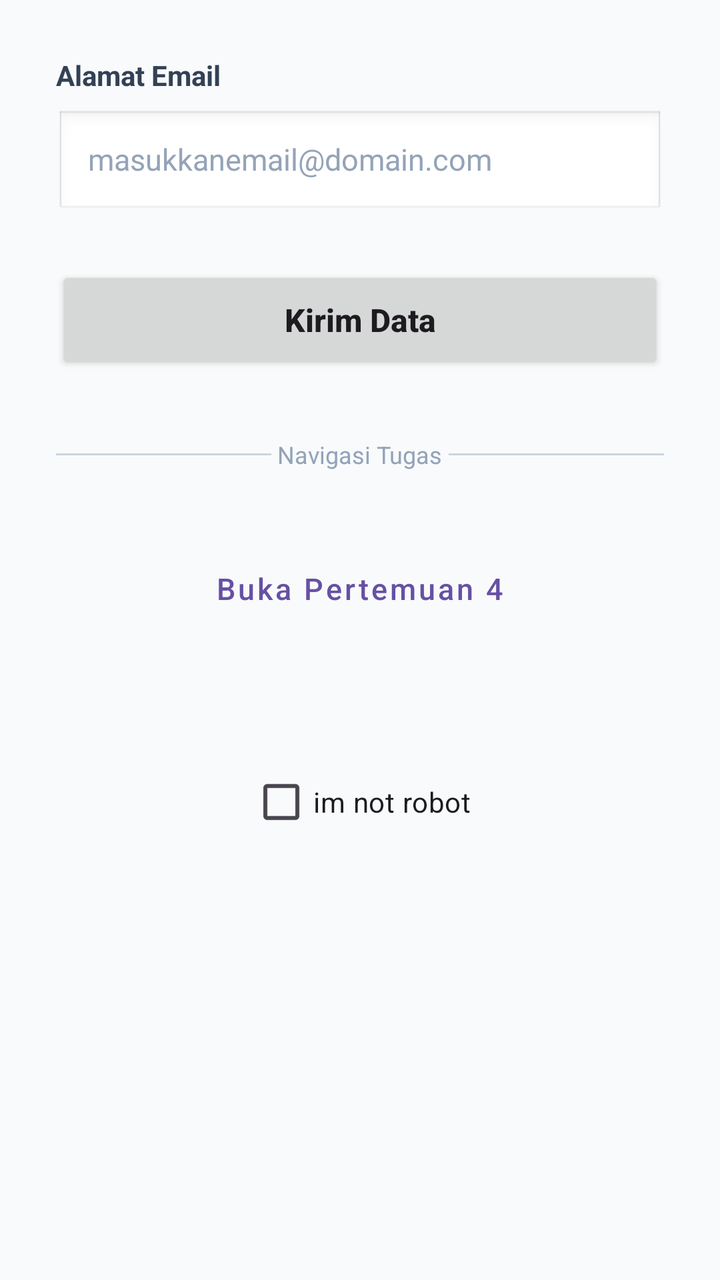
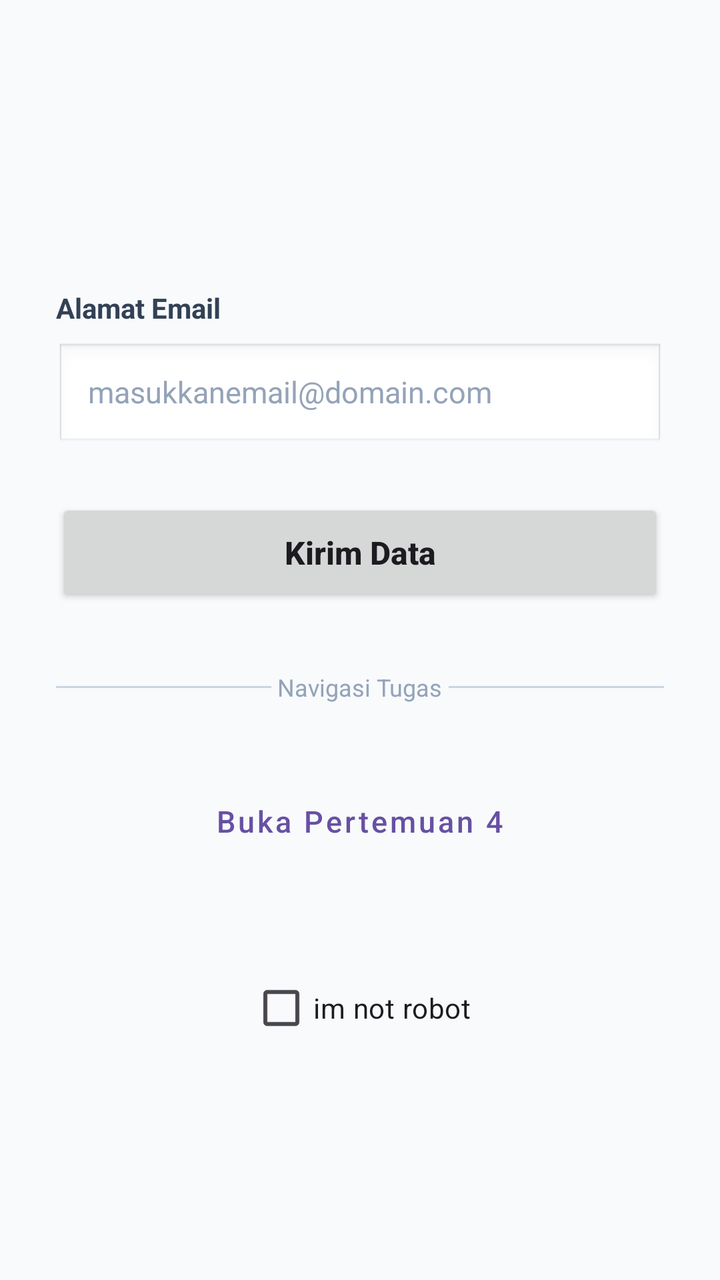

The first picture is an Android layout as it rendered before a commit; the second is the same layout after the commit. The layout source and the unified diff follow.
<!-- AndroidManifest.xml: application theme Theme.Zikra -->
<!-- res/layout/activity_main.xml -->
<?xml version="1.0" encoding="utf-8"?>
<androidx.constraintlayout.widget.ConstraintLayout
    xmlns:android="http://schemas.android.com/apk/res/android"
    xmlns:app="http://android.com"
    xmlns:app2="http://schemas.android.com/apk/res-auto"
    xmlns:tools="http://android.com"
    xmlns:tools2="http://schemas.android.com/tools"
    android:id="@+id/main"
    android:layout_width="match_parent"
    android:layout_height="match_parent"
    android:background="#F8FAFC"
    tools:context=".MainActivity">

    
    <LinearLayout
        android:id="@+id/linearLayout"
        android:layout_width="match_parent"
        android:layout_height="wrap_content"
        android:orientation="vertical"
        android:padding="28dp"
        app:layout_constraintBottom_toBottomOf="parent"
        app:layout_constraintEnd_toEndOf="parent"
        app:layout_constraintStart_toStartOf="parent"
        app:layout_constraintTop_toTopOf="parent"
        app:layout_constraintVertical_bias="0.4">

        
        <TextView
            android:id="@+id/textView2"
            android:layout_width="wrap_content"
            android:layout_height="wrap_content"
            android:layout_marginBottom="8dp"
            android:text="Alamat Email"
            android:textColor="#334155"
            android:textSize="14sp"
            android:textStyle="bold" />

        
        <EditText
            android:id="@+id/editTextTextEmailAddress"
            android:layout_width="match_parent"
            android:layout_height="54dp"
            android:layout_marginBottom="24dp"
            android:background="@android:drawable/edit_text"
            android:hint="masukkanemail@domain.com"
            android:inputType="textEmailAddress"
            android:paddingHorizontal="16dp"
            android:textColor="#1E293B"
            android:textColorHint="#94A3B8"
            android:textSize="15sp" />

        
        <Button
            android:id="@+id/button2"
            android:layout_width="match_parent"
            android:layout_height="54dp"
            android:layout_marginBottom="32dp"
            android:text="Kirim Data"
            android:textAllCaps="false"
            android:textSize="16sp"
            android:textStyle="bold" />

        
        <LinearLayout
            android:layout_width="match_parent"
            android:layout_height="wrap_content"
            android:layout_marginBottom="32dp"
            android:gravity="center"
            android:orientation="horizontal">

            <View
                android:layout_width="0dp"
                android:layout_height="1dp"
                android:layout_weight="1"
                android:background="#CBD5E1" />

            <TextView
                android:layout_width="wrap_content"
                android:layout_height="wrap_content"
                android:text=" Navigasi Tugas "
                android:textColor="#94A3B8"
                android:textSize="12sp" />

            <View
                android:layout_width="0dp"
                android:layout_height="1dp"
                android:layout_weight="1"
                android:background="#CBD5E1" />
        </LinearLayout>

        
        <Button
            android:id="@+id/btnToFourth"
            style="@style/Widget.MaterialComponents.Button.OutlinedButton"
            android:layout_width="match_parent"
            android:layout_height="54dp"
            android:text="Buka Pertemuan 4"
            android:textAllCaps="false"
            android:textSize="15sp" />

    </LinearLayout>

    <CheckBox
        android:id="@+id/checkBox2"
        android:layout_width="wrap_content"
        android:layout_height="wrap_content"
        android:text="im not robot"
        app2:layout_constraintBottom_toBottomOf="parent"
        app2:layout_constraintEnd_toEndOf="parent"
        app2:layout_constraintStart_toStartOf="parent"
        app2:layout_constraintTop_toBottomOf="@+id/linearLayout"
        app2:layout_constraintVertical_bias="0.114" />

</androidx.constraintlayout.widget.ConstraintLayout>
<!-- resources referenced by this layout -->
<resources>
  <style name="Theme.Zikra" parent="Base.Theme.Zikra" />
  <style name="Base.Theme.Zikra" parent="Theme.Material3.DayNight.NoActionBar">
          
          
      </style>
</resources>

<!-- the commit's change to res/layout/activity_main.xml (unified diff, before → after) -->
@@ -1,10 +1,8 @@
 <?xml version="1.0" encoding="utf-8"?>
 <androidx.constraintlayout.widget.ConstraintLayout
     xmlns:android="http://schemas.android.com/apk/res/android"
-    xmlns:app="http://android.com"
-    xmlns:app2="http://schemas.android.com/apk/res-auto"
-    xmlns:tools="http://android.com"
-    xmlns:tools2="http://schemas.android.com/tools"
+    xmlns:app="http://schemas.android.com/apk/res-auto"
+    xmlns:tools="http://schemas.android.com/tools"
     android:id="@+id/main"
     android:layout_width="match_parent"
     android:layout_height="match_parent"
@@ -105,10 +103,10 @@
         android:layout_width="wrap_content"
         android:layout_height="wrap_content"
         android:text="im not robot"
-        app2:layout_constraintBottom_toBottomOf="parent"
-        app2:layout_constraintEnd_toEndOf="parent"
-        app2:layout_constraintStart_toStartOf="parent"
-        app2:layout_constraintTop_toBottomOf="@+id/linearLayout"
-        app2:layout_constraintVertical_bias="0.114" />
+        app:layout_constraintBottom_toBottomOf="parent"
+        app:layout_constraintEnd_toEndOf="parent"
+        app:layout_constraintStart_toStartOf="parent"
+        app:layout_constraintTop_toBottomOf="@+id/linearLayout"
+        app:layout_constraintVertical_bias="0.114" />
 
 </androidx.constraintlayout.widget.ConstraintLayout>
